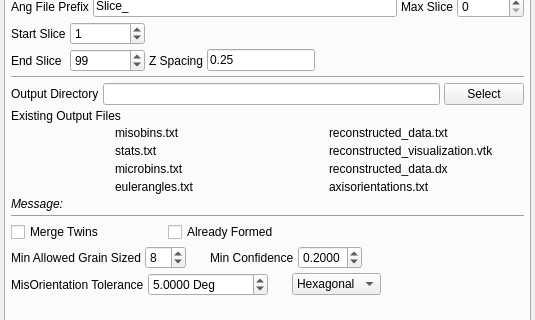
The window that Source/AIM/GUI/UI_Files/RepresentationUI.ui (BlueQuartzSoftware/DREAM3D) describes before a commit, drawn with Qt 5; both pictures show x 0 to 535 and y 93 to 413 of the 535 by 573 pixel window.
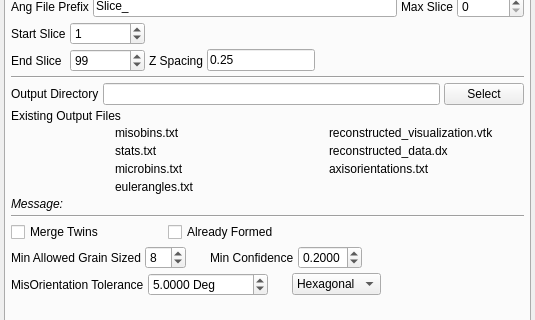
The same window after the commit. The open tabs and pages were chosen to show the change. Icons and pictures are not drawn.

Commit message: commiting changes prior to working on surface meshing class

The edit to the form file:
```diff
--- a/Source/AIM/GUI/UI_Files/RepresentationUI.ui
+++ b/Source/AIM/GUI/UI_Files/RepresentationUI.ui
@@ -324,23 +324,6 @@
              <number>4</number>
             </property>
             <item row="1" column="0">
-             <widget class="QLabel" name="rec_ReconstructedDataFileIcon">
-              <property name="text">
-               <string/>
-              </property>
-              <property name="pixmap">
-               <pixmap resource="../../../../Resources/icons/images/Icons.qrc">:/Delete-16x16.png</pixmap>
-              </property>
-             </widget>
-            </item>
-            <item row="1" column="1">
-             <widget class="QLabel" name="rec_ReconstructedDataFile">
-              <property name="text">
-               <string>reconstructed_data.txt</string>
-              </property>
-             </widget>
-            </item>
-            <item row="2" column="0">
              <widget class="QLabel" name="rec_ReconstructedVisualizationFileIcon">
               <property name="text">
                <string/>
@@ -350,14 +333,14 @@
               </property>
              </widget>
             </item>
-            <item row="2" column="1">
+            <item row="1" column="1">
              <widget class="QLabel" name="rec_ReconstructedVisualizationFile">
               <property name="text">
                <string>reconstructed_visualization.vtk</string>
               </property>
              </widget>
             </item>
-            <item row="3" column="0">
+            <item row="2" column="0">
              <widget class="QLabel" name="rec_ReconstructedDxFileIcon">
               <property name="text">
                <string/>
@@ -367,14 +350,14 @@
               </property>
              </widget>
             </item>
-            <item row="3" column="1">
+            <item row="2" column="1">
              <widget class="QLabel" name="rec_ReconstructedDxFile">
               <property name="text">
                <string>reconstructed_data.dx</string>
               </property>
              </widget>
             </item>
-            <item row="4" column="0">
+            <item row="3" column="0">
              <widget class="QLabel" name="rec_AxisOrientationsFileIcon">
               <property name="text">
                <string/>
@@ -384,7 +367,7 @@
               </property>
              </widget>
             </item>
-            <item row="4" column="1">
+            <item row="3" column="1">
              <widget class="QLabel" name="rec_AxisOrientationsFile">
               <property name="text">
                <string>axisorientations.txt</string>
```
Left out of the diff: 11 changed lines with no effect on the pictures. The commit also changes 16 other files.
